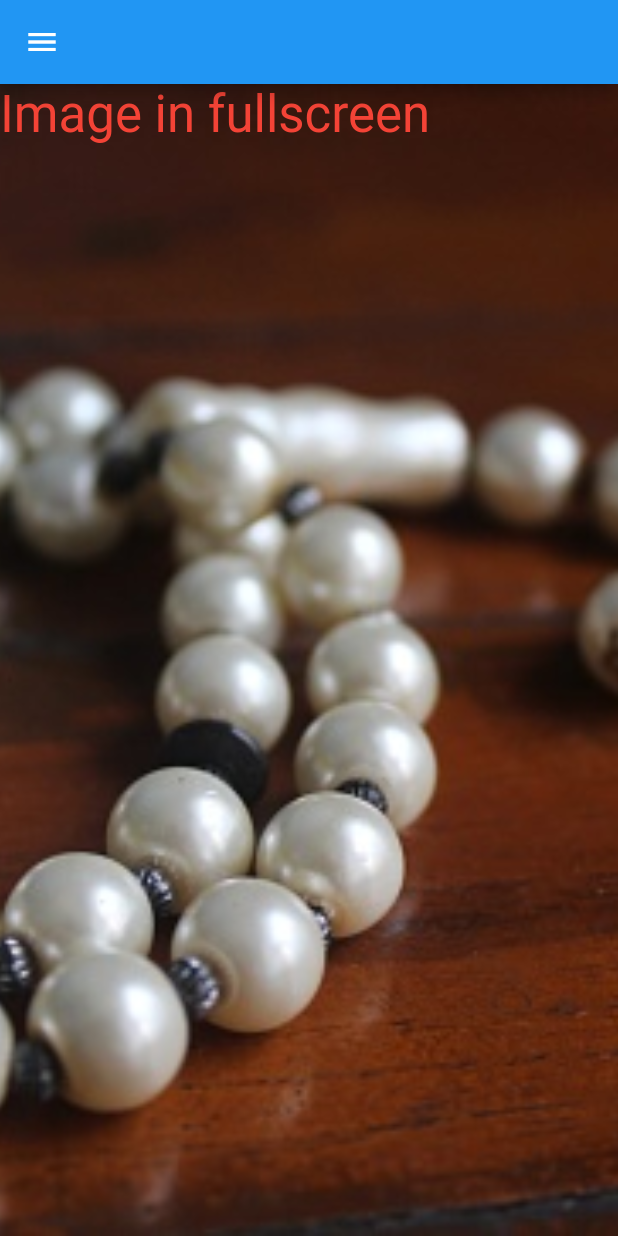
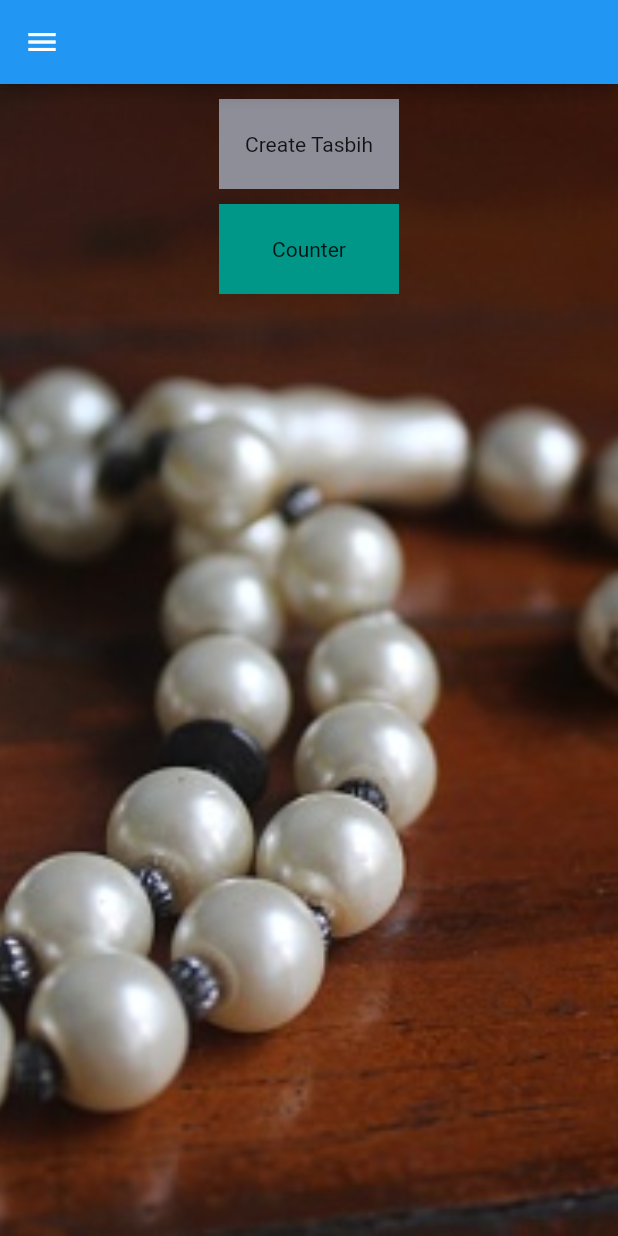
Before and after one commit to muhammad-usmman/Small-Flutter-Projects, a Flutter app: the screen it shows after launch, on a phone screen of 412 x 824 dp. Run offline on Flutter 3.47's test engine with Material 2 defaults, Android fonts, the phone set to English and light mode, and no system bars; our stand-ins replace font_awesome_flutter.

Commit message:
pages and nav

```diff
--- a/lab_mid_tasbeeh/lib/screens/homepage.dart
+++ b/lab_mid_tasbeeh/lib/screens/homepage.dart
@@ -1,31 +1,6 @@
 import 'package:flutter/material.dart';
-import 'package:lab_mid_tasbeeh/utilities/constants.dart';
+import 'package:lab_mid_tasbeeh/screens/Create_Tasbeeh.dart';
 
-// class Homepage extends StatefulWidget {
-//   @override
-//   _HomepageState createState() => _HomepageState();
-//
-// }
-//
-// class _HomepageState extends State<Homepage> {
-//   @override
-//   Widget build(BuildContext context) {
-//     return Scaffold(
-//       body: Container(
-//         decoration: BoxDecoration(
-//           image: DecorationImage(
-//             image: AssetImage('images/backgroundimage.jpeg'),
-//             fit: BoxFit.cover,
-//             colorFilter: ColorFilter.mode(
-//                 Colors.white.withOpacity(0.8), BlendMode.dstATop),
-//           ),
-//         ),
-//         constraints: BoxConstraints.expand(),
-//
-//       ),
-//     );
-//   }
-// }
 
 
 class home extends StatefulWidget {
@@ -43,17 +18,68 @@ class _homeState extends State<home> {
     return MaterialApp(
       home: Scaffold(
         appBar: AppBar(),
-        body:Container(
+        body: Container(
           constraints: BoxConstraints.expand(),
           decoration: const BoxDecoration(
             image: DecorationImage(
                 image:AssetImage('images/backgroundimage.jpeg'),
                 fit: BoxFit.cover),
           ),
-          child: const Text(
-            'Image in fullscreen',
-            style: TextStyle(fontSize: 34, color: Colors.red),
+          child: Column( children:<Widget> [
+              GestureDetector(
+            onTap: (){
+
+              Navigator.push(context,
+                  MaterialPageRoute(builder: (context)=>CreateTsbh(
+
+
+                  )));
+            },
+
+               child: Container(
+              child: Center(
+                child: Text(
+                  'Create Tasbih',
+                  // style: kLargeButtonStyle,
+                ),
+              ),
+              color: Color(0xFF8d8e98),
+              margin: EdgeInsets.only(top: 10.0),
+              width:  120.0,
+              height: 60.0,
+            ),
           ),
+            GestureDetector(
+              onTap: (){
+
+                Navigator.push(context,
+                    MaterialPageRoute(builder: (context)=>CreateTsbh(
+
+
+                    )));
+              },
+
+              child: Container(
+                child: Center(
+                  child: Text(
+                    'Counter',
+                    // style: kLargeButtonStyle,
+                  ),
+                ),
+                color: Colors.teal,
+
+                margin: EdgeInsets.only(top: 10.0),
+                width:  120.0,
+                height: 60.0,
+              ),
+            )
+          ]
+
+
+          ),
+
+
+
         ),
         drawer: Drawer( child: ListView(
 
@@ -66,49 +92,61 @@ class _homeState extends State<home> {
               child: Text('tasbeeh App'),
 
             ),
-            FlatButton(
+            ListTile(
+              title: Text('Home'),
+              leading: Icon(Icons.home),
+              onTap: (){
 
-              onPressed:(){
-                Navigator.push(context,MaterialPageRoute(builder: (context) =>home()));
+                Navigator.push(context,
+                    MaterialPageRoute(builder: (context)=>CreateTsbh(
+
+                    )));
               },
-              child: Text("HOME",style: TextStyle(color: Colors.red)),
             ),
 
 
-            FlatButton(
-
-              onPressed:(){
-
-              },
-              child: Text("QUERIES",style: TextStyle(color: Colors.teal)),
-            ),
 
 
-            FlatButton(
+            ListTile(
+              title: Text('Queries'),
+              leading: Icon(Icons.home),
+              onTap: (){
 
-              onPressed:(){
+                Navigator.push(context,
+                    MaterialPageRoute(builder: (context)=>CreateTsbh(
 
+                    )));
               },
+            ),
+            ListTile(
+              title: Text('About us'),
+              leading: Icon(Icons.backup),
+              onTap: (){
 
-              child:
+                Navigator.push(context,
+                    MaterialPageRoute(builder: (context)=>CreateTsbh(
 
-              Text("About us",style: TextStyle(color: Colors.teal)),
+                    )));
+              },
             ),
           ],
-        ),
-        ),
+        ),),
 
-        backgroundColor: Colors.brown
 
-        // body: SafeArea(
-        //   child: Padding(
-        //     padding: EdgeInsets.symmetric(horizontal: 10.0),
-        //
-        //   ),
-        // ),
+
+
       ),
 
     );
 
   }
 }
+
+
+// onTap: (){
+//
+//   Navigator.push(context,
+//       MaterialPageRoute(builder: (context)=>CreateTsbh(
+//
+//       )));
+// },
```
Also changed, not shown: lab_mid_tasbeeh/lib/screens/Create_Tasbeeh.dart (added, +16 -0 lines), lab_mid_tasbeeh/lib/screens/LoadingScreen.dart (+0 -7 lines).
